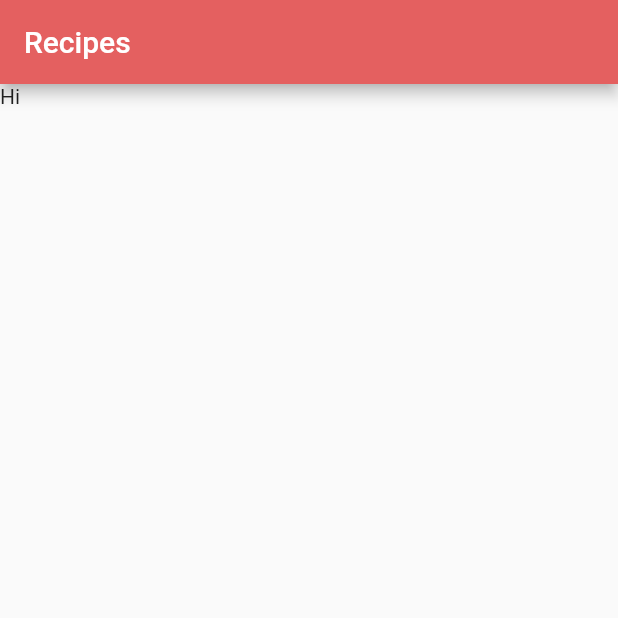
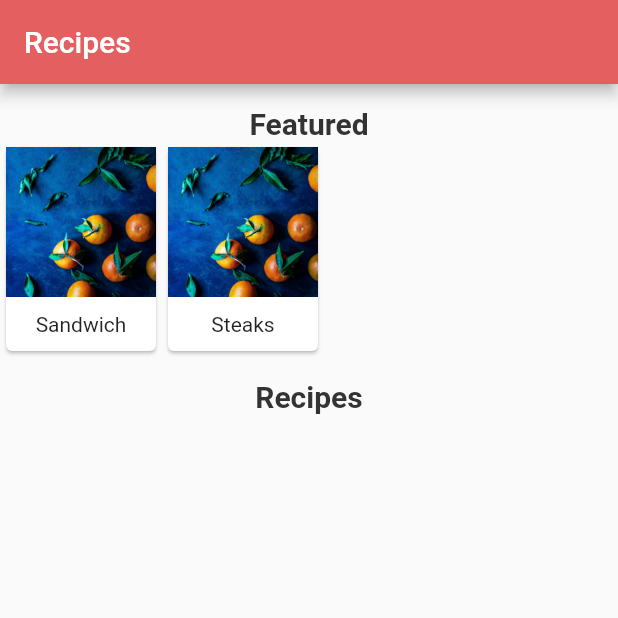
Before and after one commit to Jessica-Trujillo/MealPrep, a Flutter app: the RecipesPage screen opened directly, on a phone screen of 412 x 824 dp, the top half of it. Run offline on Flutter 3.47's test engine with Material 2 defaults, Android fonts, the light colour scheme and no system bars; our stand-ins replace calendar_timeline, cloud_firestore, firebase_auth, firebase_core, flutter_calendar_carousel; missing offline and left inert: cloud_firestore_web, firebase_auth_web, firebase_core_web; accounts and stored records are empty.

Commit message:
Implemented basic card layout

```diff
--- a/MealPrep/lib/Home/HomePage.dart
+++ b/MealPrep/lib/Home/HomePage.dart
@@ -26,7 +26,7 @@ class _HomePageState extends State<HomePage> {
 
   Widget buildCard(String title, String calories, String mealTitle,
       String ingredient1, String ingredient2) {
-    return Container(
+    return Card(
       margin: EdgeInsets.fromLTRB(20, 5, 20, 5),
       color: MyColors.cardColor,
       child: Container(
--- a/MealPrep/lib/Recipes/RecipesPage.dart
+++ b/MealPrep/lib/Recipes/RecipesPage.dart
@@ -9,6 +9,24 @@ class RecipesPage extends StatefulWidget {
 }
 
 class _RecipesPageState extends State<RecipesPage> {
+  Widget featuredMealCard(String mealTitle) {
+    return Card(
+        child: Container(
+            child: Column(
+      children: [
+        Container(
+          height: 100,
+          width: 100,
+          child: FittedBox(
+              fit: BoxFit.cover,
+              clipBehavior: Clip.hardEdge,
+              child: Image.asset("images/backgroundImage.png")),
+        ),
+        Container(margin: EdgeInsets.all(10), child: Text(mealTitle))
+      ],
+    )));
+  }
+
   @override
   Widget build(BuildContext context) {
     return Scaffold(
@@ -16,6 +34,21 @@ class _RecipesPageState extends State<RecipesPage> {
           backgroundColor: MyColors.accentColor,
           title: const Text('Recipes'),
         ),
-        body: Text('Hi'));
+        body: SingleChildScrollView(
+          child: Column(children: [
+            Container(
+                margin: EdgeInsets.only(top: 15),
+                child: Text('Featured', style: MyStyles.h1Text)),
+            Row(
+              children: [
+                featuredMealCard("Sandwich"),
+                featuredMealCard("Steaks")
+              ],
+            ),
+            Container(
+                margin: EdgeInsets.only(top: 15),
+                child: Text('Recipes', style: MyStyles.h1Text))
+          ]),
+        ));
   }
 }
--- a/MealPrep/lib/RootNavigationPage.dart
+++ b/MealPrep/lib/RootNavigationPage.dart
@@ -54,7 +54,6 @@ class _RootNavigationPageState extends State<RootNavigationPage> {
             ],
           ),
           child: BottomNavigationBar(
-            backgroundColor: Color(0xffffffff),
             items: <BottomNavigationBarItem>[
               BottomNavigationBarItem(
                 icon: Icon(Icons.home_outlined,
```
